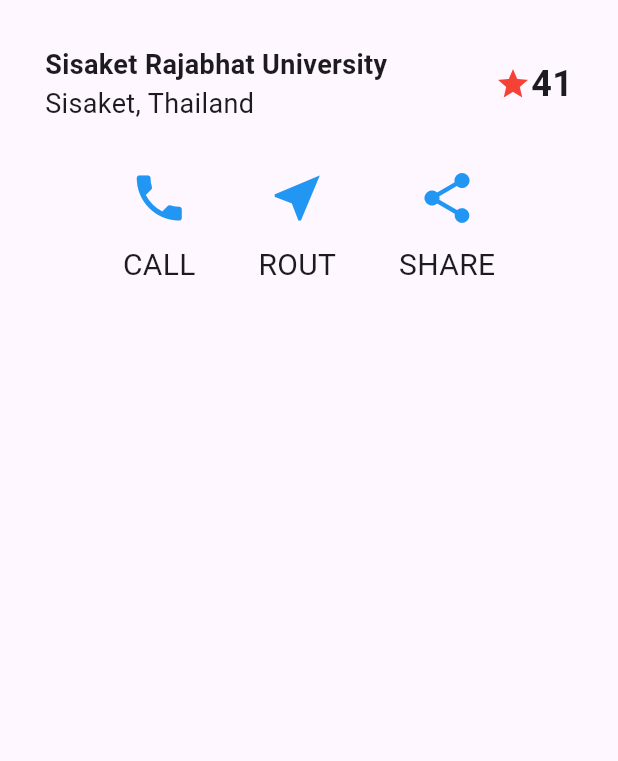
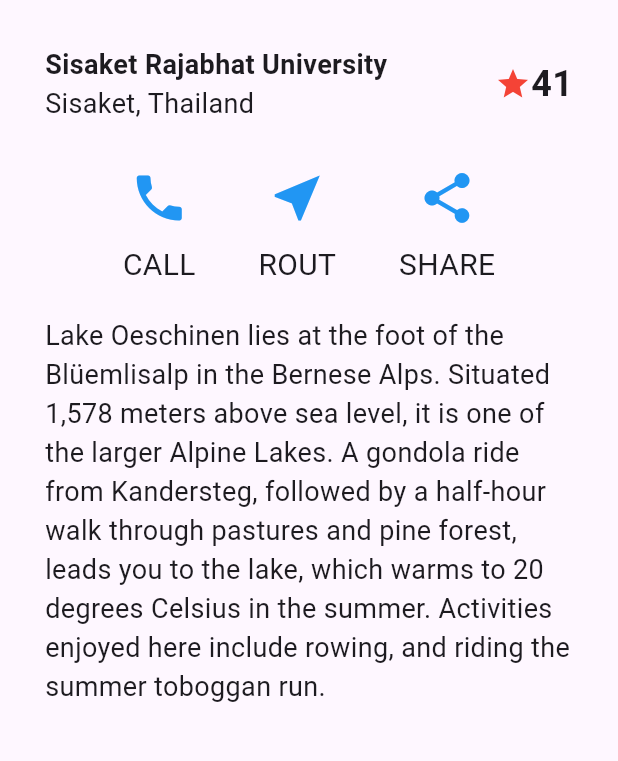
Before and after one commit to numvarn/flutter_layout_image2, a Flutter app: the screen it shows after launch, on a phone screen of 412 x 824 dp, the part 84-845 px from its top. Run offline on Flutter 3.47's test engine with Material 2 defaults, Android fonts, the phone set to English and light mode, and no system bars.

Commit message:
add message

```diff
--- a/lib/home.dart
+++ b/lib/home.dart
@@ -1,3 +1,5 @@
+// ignore_for_file: prefer_const_constructors, prefer_const_literals_to_create_immutables
+
 import 'package:flutter/material.dart';
 
 class MyHomePage extends StatefulWidget {
@@ -17,14 +19,14 @@ class _MyHomePageState extends State<MyHomePage> {
         backgroundColor: Theme.of(context).colorScheme.inversePrimary,
         title: Text(widget.title),
       ),
-      body: const Column(
+      body: Column(
         children: [
           Padding(
             padding: EdgeInsets.all(30),
             child: Column(
               children: [
                 Row(
-                  children: [
+                  children: const [
                     Expanded(
                       child: Column(
                         crossAxisAlignment: CrossAxisAlignment.start,
@@ -123,7 +125,20 @@ class _MyHomePageState extends State<MyHomePage> {
                       ),
                     ],
                   ),
-                )
+                ),
+                SizedBox(
+                  height: 20,
+                ),
+                Text(
+                  'Lake Oeschinen lies at the foot of the Blüemlisalp in the Bernese '
+                  'Alps. Situated 1,578 meters above sea level, it is one of the '
+                  'larger Alpine Lakes. A gondola ride from Kandersteg, followed by a '
+                  'half-hour walk through pastures and pine forest, leads you to the '
+                  'lake, which warms to 20 degrees Celsius in the summer. Activities '
+                  'enjoyed here include rowing, and riding the summer toboggan run.',
+                  softWrap: true,
+                  style: TextStyle(fontSize: 18),
+                ),
               ],
             ),
           ),
```
